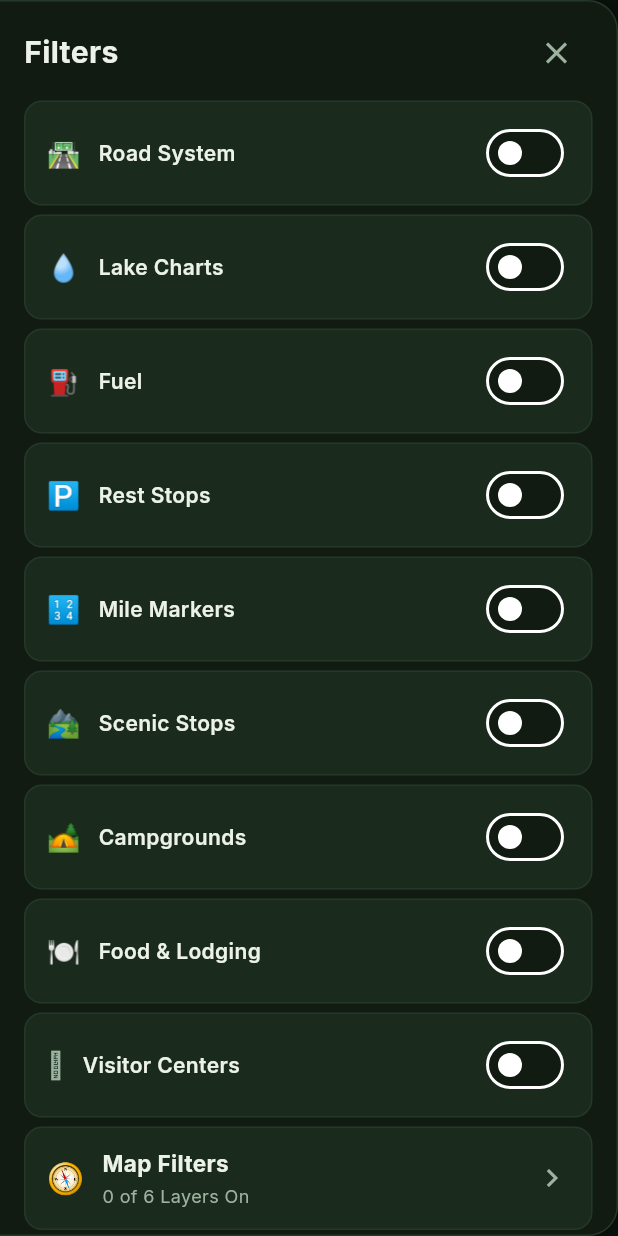
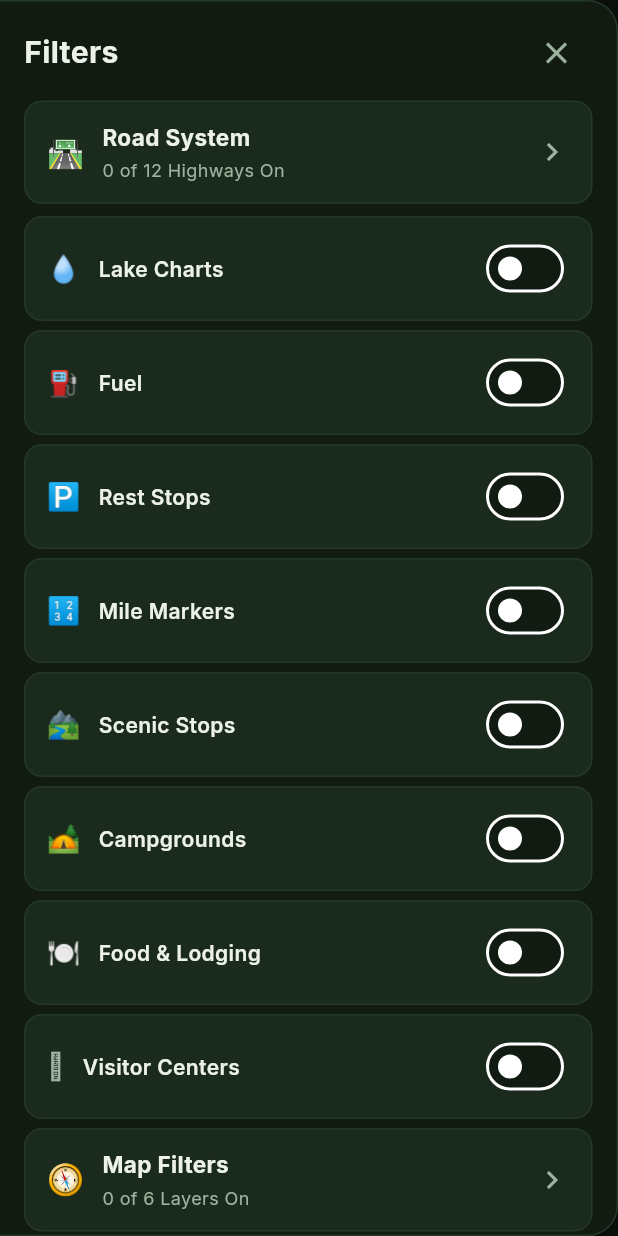
Before and after one commit to sambritch-netizen/AlaskaAtlas, a Flutter app: the _MapLayersSheet widget shown alone on an empty page, opened directly with empty values, on a phone screen of 412 x 824 dp. Run offline on Flutter 3.47's test engine with Material 3 defaults, Android fonts, the phone set to English and light mode, and no system bars; our stand-ins replace flutter_map, flutter_riverpod, geolocator, go_router, google_fonts, latlong2 and 1 more; missing offline and left inert: flutter_map_marker_cluster; accounts and stored records are empty.

Commit message:
Add per-highway road system toggles and recolor map pins by category
The "Road System" filter row now drills down into an individual
on/off switch for each highway, color-coded by its route line.
Highway mile-marker pins (fuel, rest areas, campgrounds, etc.) are
now colored by their category instead of by highway, matching the
existing per-category colors used for trip-planning waypoints, so a
pin's color always tells you what it is rather than which road it's
on.

```diff
--- a/lib/screens/map/map_screen.dart
+++ b/lib/screens/map/map_screen.dart
@@ -51,7 +51,6 @@ class _MapScreenState extends State<MapScreen> {
 
   // Independently toggleable map overlays, switched from the "Map Layers"
   // menu — onX-style category drill-down.
-  bool _showHighways = true;
   bool _showLakeCharts = false;
   bool _showMileMarkers = false;
 
@@ -72,6 +71,12 @@ class _MapScreenState extends State<MapScreen> {
   // Trip-planning waypoint pins (fishing, wildlife, camping, etc.) — off by
   // default, toggled individually from the Map Layers menu.
   final Set<String> _activeWaypointCategories = {};
+
+  // Per-highway visibility within the Road System group — all on by
+  // default, individually toggled from the Map Layers menu.
+  final Set<String> _activeHighwaySlugs = {
+    for (final highway in HighwaysData.highways) highway.slug,
+  };
 
   // Whether the left-side "Map Layers" panel is open.
   bool _layersPanelOpen = false;
@@ -276,6 +281,7 @@ class _MapScreenState extends State<MapScreen> {
     final markers = <Marker>[];
 
     for (final seg in _highwaySegments) {
+      if (!_activeHighwaySlugs.contains(seg.slug)) continue;
       final points = seg.points;
       if (points.length < 2) continue;
       final offset = _mileMarkerOffsets[seg.slug] ?? 0;
@@ -374,10 +380,11 @@ class _MapScreenState extends State<MapScreen> {
                         ...LakeOverlay.polygonsFor(lake),
                   ],
                 ),
-              if (_showHighways)
+              if (_activeHighwaySlugs.isNotEmpty)
                 PolylineLayer(
                   polylines: [
                     for (final seg in _highwaySegments)
+                      if (_activeHighwaySlugs.contains(seg.slug))
                         Polyline(
                           points: seg.points,
                           color: seg.color,
@@ -394,8 +401,11 @@ class _MapScreenState extends State<MapScreen> {
                     size: const Size(34, 34),
                     markers: [
                       for (final highway in HighwaysData.highways)
+                        if (_activeHighwaySlugs.contains(highway.slug))
                           for (final stop in highway.stops)
-                          if (_activeHighwayCategories.contains(stop.category))
+                            if (_activeHighwayCategories.contains(
+                              stop.category,
+                            ))
                               Marker(
                                 point: _stopPoint(highway, stop),
                                 width: 34,
@@ -403,7 +413,9 @@ class _MapScreenState extends State<MapScreen> {
                                 alignment: Alignment.topCenter,
                                 child: _HighwayStopMarker(
                                   stop: stop,
-                                color: highway.color,
+                                  color: _highwayStopCategoryColor(
+                                    stop.category,
+                                  ),
                                   onTap: () =>
                                       _openHighwayStopSheet(highway, stop),
                                 ),
@@ -413,7 +425,7 @@ class _MapScreenState extends State<MapScreen> {
                         _ClusterBadge(count: markers.length),
                   ),
                 ),
-              if (_showHighways && _showMileMarkers && _zoomedForMileMarkers)
+              if (_showMileMarkers && _zoomedForMileMarkers)
                 MarkerLayer(markers: _mileMarkerPins()),
               if (_activeWaypointCategories.isNotEmpty)
                 MarkerClusterLayerWidget(
@@ -879,13 +891,12 @@ class _MapScreenState extends State<MapScreen> {
             left: _layersPanelOpen ? 0 : -300,
             width: 300,
             child: _MapLayersSheet(
-              showHighways: _showHighways,
               showLakeCharts: _showLakeCharts,
               showMileMarkers: _showMileMarkers,
               activeHighwayCategories: _activeHighwayCategories,
               activeWaypointCategories: _activeWaypointCategories,
+              activeHighwaySlugs: _activeHighwaySlugs,
               onClose: () => setState(() => _layersPanelOpen = false),
-              onHighwaysChanged: (v) => setState(() => _showHighways = v),
               onMileMarkersChanged: (v) => setState(() => _showMileMarkers = v),
               onLakeChartsChanged: (v) {
                 setState(() => _showLakeCharts = v);
@@ -909,6 +920,15 @@ class _MapScreenState extends State<MapScreen> {
                   }
                 });
               },
+              onHighwaySlugChanged: (slug, v) {
+                setState(() {
+                  if (v) {
+                    _activeHighwaySlugs.add(slug);
+                  } else {
+                    _activeHighwaySlugs.remove(slug);
+                  }
+                });
+              },
               onPinOverridesChanged: () => setState(() {}),
             ),
           ),
@@ -1106,11 +1126,24 @@ Color _waypointCategoryColor(String category) => switch (category) {
   WaypointCategories.fishing => const Color(0xFF1E88E5),
   WaypointCategories.wildlife => const Color(0xFF8D6E63),
   WaypointCategories.camping => const Color(0xFFFB8C00),
-  WaypointCategories.hiking => const Color(0xFF43A047),
-  WaypointCategories.survival => const Color(0xFFE53935),
+  WaypointCategories.hiking => const Color(0xFF00897B),
+  WaypointCategories.survival => const Color(0xFFD81B60),
   WaypointCategories.aurora => const Color(0xFF7E57C2),
-  WaypointCategories.harvesting => const Color(0xFF5C6BC0),
+  WaypointCategories.harvesting => const Color(0xFF43A047),
   WaypointCategories.food => const Color(0xFFE53935),
+  _ => AppColors.pine,
+};
+
+/// Color for a highway mile-marker stop pin, by category — kept consistent
+/// across every highway so a "Fuel" pin looks the same on the Denali
+/// Highway as it does on the Parks Highway.
+Color _highwayStopCategoryColor(String category) => switch (category) {
+  HighwayStopCategories.fuel => const Color(0xFFFFB300),
+  HighwayStopCategories.restArea => const Color(0xFF9E9E9E),
+  HighwayStopCategories.campground => const Color(0xFFFB8C00),
+  HighwayStopCategories.scenic => const Color(0xFF00ACC1),
+  HighwayStopCategories.food => const Color(0xFFE53935),
+  HighwayStopCategories.visitorCenter => const Color(0xFF5C6BC0),
   _ => AppColors.pine,
 };
 
@@ -1273,30 +1306,30 @@ class _LakeLabel extends StatelessWidget {
 /// showing how many of its sub-layers are on, drilling down into a detail
 /// page of individual toggle switches.
 class _MapLayersSheet extends StatefulWidget {
-  final bool showHighways;
   final bool showLakeCharts;
   final bool showMileMarkers;
   final Set<String> activeHighwayCategories;
   final Set<String> activeWaypointCategories;
-  final ValueChanged<bool> onHighwaysChanged;
+  final Set<String> activeHighwaySlugs;
   final ValueChanged<bool> onLakeChartsChanged;
   final ValueChanged<bool> onMileMarkersChanged;
   final void Function(String category, bool value) onHighwayCategoryChanged;
   final void Function(String category, bool value) onWaypointCategoryChanged;
+  final void Function(String slug, bool value) onHighwaySlugChanged;
   final VoidCallback onClose;
   final VoidCallback onPinOverridesChanged;
 
   const _MapLayersSheet({
-    required this.showHighways,
     required this.showLakeCharts,
     required this.showMileMarkers,
     required this.activeHighwayCategories,
     required this.activeWaypointCategories,
-    required this.onHighwaysChanged,
+    required this.activeHighwaySlugs,
     required this.onLakeChartsChanged,
     required this.onMileMarkersChanged,
     required this.onHighwayCategoryChanged,
     required this.onWaypointCategoryChanged,
+    required this.onHighwaySlugChanged,
     required this.onClose,
     required this.onPinOverridesChanged,
   });
@@ -1316,7 +1349,7 @@ const List<String> _mapFilterCategories = [
   WaypointCategories.food,
 ];
 
-enum _LayersDetailPage { mapFilters }
+enum _LayersDetailPage { mapFilters, roadSystem }
 
 class _MapLayersSheetState extends State<_MapLayersSheet> {
   _LayersDetailPage? _detail;
@@ -1370,13 +1403,13 @@ class _MapLayersSheetState extends State<_MapLayersSheet> {
           ],
         ),
         const SizedBox(height: 8),
-        _ToggleRow(
-          data: _ToggleRowData(
+        _CategoryRow(
           emoji: '🛣️',
-            label: 'Road System',
-            value: widget.showHighways,
-            onChanged: widget.onHighwaysChanged,
-          ),
+          title: 'Road System',
+          subtitle:
+              '${widget.activeHighwaySlugs.length} of '
+              '${HighwaysData.highways.length} Highways On',
+          onTap: () => setState(() => _detail = _LayersDetailPage.roadSystem),
         ),
         _ToggleRow(
           data: _ToggleRowData(
@@ -1537,6 +1570,19 @@ class _MapLayersSheetState extends State<_MapLayersSheet> {
               label: cat,
               value: widget.activeWaypointCategories.contains(cat),
               onChanged: (v) => widget.onWaypointCategoryChanged(cat, v),
+            ),
+        ],
+      ),
+      _LayersDetailPage.roadSystem => (
+        'Road System',
+        [
+          for (final highway in HighwaysData.highways)
+            _ToggleRowData(
+              emoji: '',
+              swatch: highway.color,
+              label: highway.name,
+              value: widget.activeHighwaySlugs.contains(highway.slug),
+              onChanged: (v) => widget.onHighwaySlugChanged(highway.slug, v),
             ),
         ],
       ),
@@ -1643,11 +1689,17 @@ class _ToggleRowData {
   final bool value;
   final ValueChanged<bool> onChanged;
 
+  /// When set, a small colored circle is shown instead of [emoji] — used
+  /// for the per-highway rows, where each highway is identified by its
+  /// route-line color rather than an icon.
+  final Color? swatch;
+
   const _ToggleRowData({
     required this.emoji,
     required this.label,
     required this.value,
     required this.onChanged,
+    this.swatch,
   });
 }
 
@@ -1669,6 +1721,17 @@ class _ToggleRow extends StatelessWidget {
       ),
       child: Row(
         children: [
+          if (data.swatch case final color?)
+            Container(
+              width: 14,
+              height: 14,
+              decoration: BoxDecoration(
+                color: color,
+                shape: BoxShape.circle,
+                border: Border.all(color: AppColors.surface, width: 1.5),
+              ),
+            )
+          else
             Text(data.emoji, style: const TextStyle(fontSize: 18)),
           const SizedBox(width: 12),
           Expanded(
```
Lines whose indentation alone changed are shown as unchanged.
